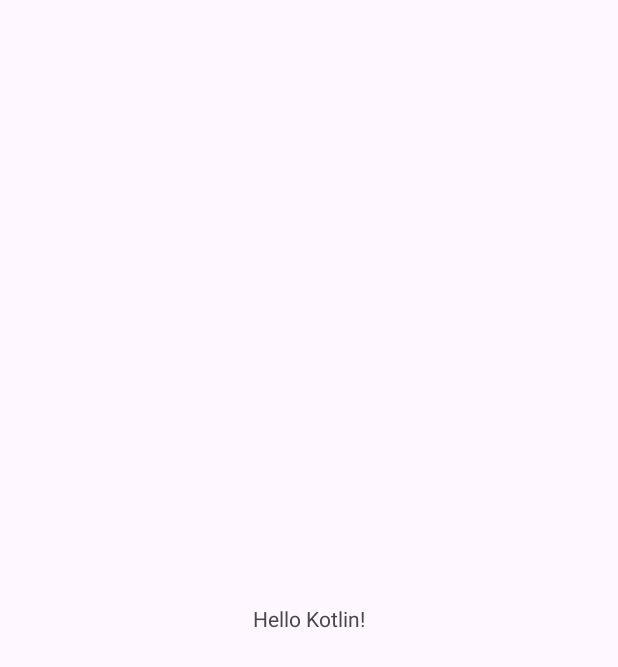
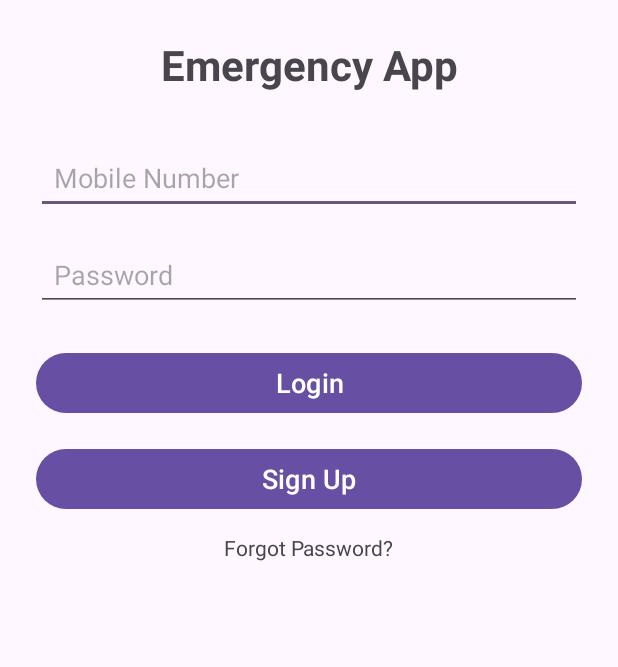
Before and after one commit to suwangying/MAFinalProject, an Android app: the screen it shows after launch (MainActivity), on a phone screen of 412 x 824 dp. Before the commit the part shown is almost empty. Shown: the top 667 px of the screen. Run offline under Robolectric (Android 15) with nearby library versions, the phone set to English and light mode, and no system bars.

Commit message:
Login Page and HomePage

```diff
--- a/app/src/main/AndroidManifest.xml
+++ b/app/src/main/AndroidManifest.xml
@@ -12,6 +12,9 @@
         android:supportsRtl="true"
         android:theme="@style/Theme.MA_Final_Project">
         <activity
+            android:name=".HomeActivity"
+            android:exported="false" />
+        <activity
             android:name=".MainActivity"
             android:exported="true">
             <intent-filter>
--- a/app/src/main/java/com/example/ma_final_project/MainActivity.kt
+++ b/app/src/main/java/com/example/ma_final_project/MainActivity.kt
@@ -1,20 +1,54 @@
 package com.example.ma_final_project
 
 import android.os.Bundle
+import android.widget.Button
+import android.widget.TextView
 import androidx.activity.enableEdgeToEdge
 import androidx.appcompat.app.AppCompatActivity
-import androidx.core.view.ViewCompat
-import androidx.core.view.WindowInsetsCompat
-//this is a comment
+import android.content.Intent
+import android.widget.EditText
+import android.widget.Toast
+
+
 class MainActivity : AppCompatActivity() {
+
     override fun onCreate(savedInstanceState: Bundle?) {
         super.onCreate(savedInstanceState)
         enableEdgeToEdge()
         setContentView(R.layout.activity_main)
-        ViewCompat.setOnApplyWindowInsetsListener(findViewById(R.id.main)) { v, insets ->
-            val systemBars = insets.getInsets(WindowInsetsCompat.Type.systemBars())
-            v.setPadding(systemBars.left, systemBars.top, systemBars.right, systemBars.bottom)
-            insets
+
+        val btnLogin = findViewById<Button>(R.id.btnLogin)
+        val btnSignup = findViewById<Button>(R.id.btnSignup)
+        val forgotPasswd = findViewById<TextView>(R.id.tvForgotPassword)
+
+        val etPhone = findViewById<EditText>(R.id.etPhone)
+        val etPassword = findViewById<EditText>(R.id.etPassword)
+
+        // Login Button -> go to Home Page
+        btnLogin.setOnClickListener {
+
+            val phone = etPhone.text.toString().trim()
+            val password = etPassword.text.toString().trim()
+            if (phone.isNotEmpty() && password.isNotEmpty()) {
+                // TODO: You can also add actual authentication here (SQLite/Firebase)
+                val intent = Intent(this, HomeActivity::class.java)
+                startActivity(intent)
+                finish()
+            } else {
+                Toast.makeText(this, "Please enter phone number and password", Toast.LENGTH_SHORT).show()
+            }
+        }
+
+        // SignUp Button -> go to SignUp Page
+        btnSignup.setOnClickListener {
+            /*val intent = Intent(this, SignUpActivity::class.java)
+            startActivity(intent)*/
+        }
+
+        // Forgot Password Link -> go to Forgot Password Page
+        forgotPasswd.setOnClickListener {
+            /*val intent = Intent(this, ForgotPasswordActivity::class.java)
+            startActivity(intent)*/
         }
     }
 }
--- a/app/src/main/res/layout/activity_main.xml
+++ b/app/src/main/res/layout/activity_main.xml
@@ -1,19 +1,88 @@
 <?xml version="1.0" encoding="utf-8"?>
-<androidx.constraintlayout.widget.ConstraintLayout xmlns:android="http://schemas.android.com/apk/res/android"
+<androidx.constraintlayout.widget.ConstraintLayout
+    xmlns:android="http://schemas.android.com/apk/res/android"
     xmlns:app="http://schemas.android.com/apk/res-auto"
     xmlns:tools="http://schemas.android.com/tools"
     android:id="@+id/main"
     android:layout_width="match_parent"
     android:layout_height="match_parent"
+    android:padding="24dp"
     tools:context=".MainActivity">
 
+    <!-- App Title -->
     <TextView
+        android:id="@+id/tvAppTitle"
         android:layout_width="wrap_content"
         android:layout_height="wrap_content"
-        android:text="Hello Kotlin!"
-        app:layout_constraintBottom_toBottomOf="parent"
+        android:text="Emergency App"
+        android:textSize="28sp"
+        android:textStyle="bold"
+        app:layout_constraintTop_toTopOf="parent"
+        app:layout_constraintStart_toStartOf="parent"
         app:layout_constraintEnd_toEndOf="parent"
+        app:layout_constraintBottom_toTopOf="@id/etPhone"
+        app:layout_constraintVertical_bias="0.2"/>
+
+    <!-- Phone Number Input -->
+    <EditText
+        android:id="@+id/etPhone"
+        android:layout_width="0dp"
+        android:layout_height="wrap_content"
+        android:hint="Mobile Number"
+        android:inputType="phone"
+        android:padding="12dp"
+        app:layout_constraintTop_toBottomOf="@id/tvAppTitle"
         app:layout_constraintStart_toStartOf="parent"
-        app:layout_constraintTop_toTopOf="parent" />
+        app:layout_constraintEnd_toEndOf="parent"
+        android:layout_marginTop="32dp"/>
+
+    <!-- Password Input -->
+    <EditText
+        android:id="@+id/etPassword"
+        android:layout_width="0dp"
+        android:layout_height="wrap_content"
+        android:hint="Password"
+        android:inputType="textPassword"
+        android:padding="12dp"
+        app:layout_constraintTop_toBottomOf="@id/etPhone"
+        app:layout_constraintStart_toStartOf="parent"
+        app:layout_constraintEnd_toEndOf="parent"
+        android:layout_marginTop="16dp"/>
+
+    <!-- Login Button -->
+    <Button
+        android:id="@+id/btnLogin"
+        android:layout_width="0dp"
+        android:layout_height="wrap_content"
+        android:text="Login"
+        android:textSize="18sp"
+        app:layout_constraintTop_toBottomOf="@id/etPassword"
+        app:layout_constraintStart_toStartOf="parent"
+        app:layout_constraintEnd_toEndOf="parent"
+        android:layout_marginTop="24dp"/>
+
+    <!-- Sign Up Button -->
+    <Button
+        android:id="@+id/btnSignup"
+        android:layout_width="0dp"
+        android:layout_height="wrap_content"
+        android:text="Sign Up"
+        android:textSize="18sp"
+        app:layout_constraintTop_toBottomOf="@id/btnLogin"
+        app:layout_constraintStart_toStartOf="parent"
+        app:layout_constraintEnd_toEndOf="parent"
+        android:layout_marginTop="16dp"/>
+
+    <!-- Forgot Password -->
+    <TextView
+        android:id="@+id/tvForgotPassword"
+        android:layout_width="wrap_content"
+        android:layout_height="wrap_content"
+        android:text="Forgot Password?"
+        android:textSize="14sp"
+        app:layout_constraintTop_toBottomOf="@id/btnSignup"
+        app:layout_constraintStart_toStartOf="parent"
+        app:layout_constraintEnd_toEndOf="parent"
+        android:layout_marginTop="12dp"/>
 
 </androidx.constraintlayout.widget.ConstraintLayout>
```
Also changed, not shown: app/src/main/java/com/example/ma_final_project/HomeActivity.kt (added, +56 -0 lines), app/src/main/res/layout/activity_home.xml (added, +107 -0 lines).
